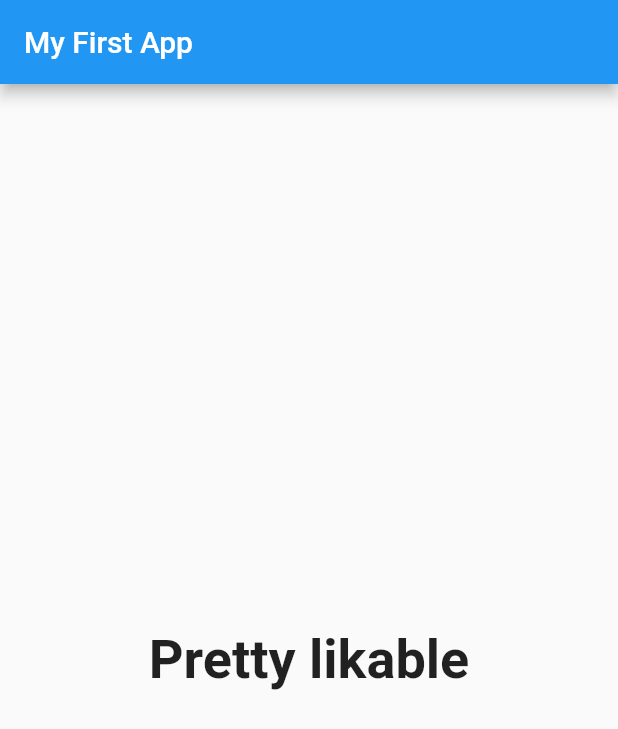
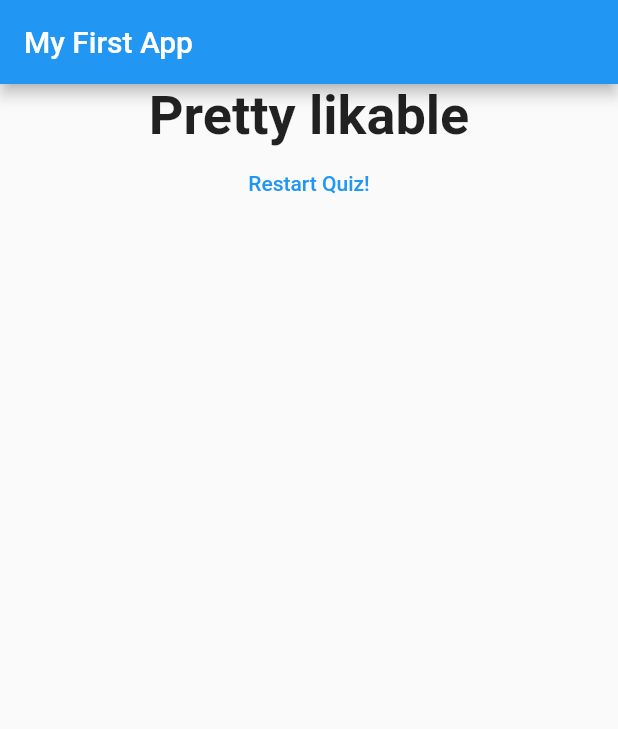
Before and after one commit to larissamaraes/first-flutter-app, a Flutter app: the screen it shows after launch, after a tap on "Black", after a tap on "Snake", after a tap on "Larissa M.", on a phone screen of 412 x 824 dp. Shown: the top 729 px of the screen. Run offline on Flutter 3.47's test engine with Material 2 defaults, Android fonts, the phone set to English and light mode, and no system bars.

Commit message:
reset quiz button

```diff
--- a/lib/main.dart
+++ b/lib/main.dart
@@ -52,6 +52,13 @@ class _MyAppState extends State<MyApp> {
     _totalScore += score;
   }
 
+  void _resetQuiz() {
+    setState(() {
+      _questionIndex = 0;
+      _totalScore = 0;
+    });
+  }
+
   @override
   Widget build(BuildContext context) {
     return MaterialApp(
@@ -65,7 +72,7 @@ class _MyAppState extends State<MyApp> {
                 questionIndex: _questionIndex,
                 questions: _questions,
               )
-            : Result(_totalScore),
+            : Result(_totalScore, _resetQuiz),
       ),
     );
   }
--- a/lib/result.dart
+++ b/lib/result.dart
@@ -2,8 +2,9 @@ import 'package:flutter/material.dart';
 
 class Result extends StatelessWidget {
   final int resultScore;
+  final Function resetHandler;
 
-  Result(this.resultScore);
+  Result(this.resultScore, this.resetHandler);
 
   String get resultPhrase {
     String resultText;
@@ -22,9 +23,19 @@ class Result extends StatelessWidget {
   @override
   Widget build(BuildContext context) {
     return Center(
-      child: Text(
-        resultPhrase,
-        style: TextStyle(fontSize: 36, fontWeight: FontWeight.bold),
+      child: Column(
+        children: <Widget>[
+          Text(
+            resultPhrase,
+            style: TextStyle(fontSize: 36, fontWeight: FontWeight.bold),
+            textAlign: TextAlign.center,
+          ),
+          FlatButton(
+            child: Text('Restart Quiz!'),
+            textColor: Colors.blue,
+            onPressed: resetHandler,
+          )
+        ],
       ),
     );
   }
```
